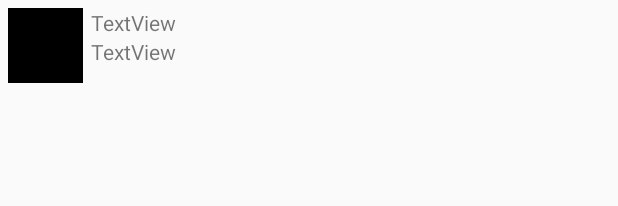
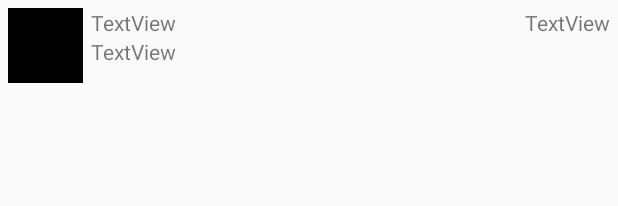
Before and after one commit to amyhuyen98/MySimpleTweets, an Android app: the layout item_tweet.xml on its own in the app's theme, with its tools: preview values and no code run, on a phone screen of 412 x 824 dp. Shown: the top 206 px of the screen. Run offline under Robolectric (Android 15) with nearby library versions, the phone set to English and light mode, and no system bars.

Commit message:
Updated app to include the relative time of the tweet on the timeline

```diff
--- a/app/src/main/java/com/codepath/apps/restclienttemplate/TweetAdapter.java
+++ b/app/src/main/java/com/codepath/apps/restclienttemplate/TweetAdapter.java
@@ -29,6 +29,7 @@ public class TweetAdapter extends RecyclerView.Adapter<TweetAdapter.ViewHolder>{
         context = parent.getContext();
         LayoutInflater inflater = LayoutInflater.from(context);
 
+        // remember: the inflater creates the view in memory
         View tweetView = inflater.inflate(R.layout.item_tweet, parent, false);
         ViewHolder viewHolder = new ViewHolder(tweetView);
         return viewHolder;
@@ -42,6 +43,7 @@ public class TweetAdapter extends RecyclerView.Adapter<TweetAdapter.ViewHolder>{
         // populate the views according to this data
         holder.tvUsername.setText(tweet.user.name);
         holder.tvBody.setText(tweet.body);
+        holder.tvRelativeDate.setText(tweet.relativeDate);
 
         GlideApp.with(context)
                 .load(tweet.user.profileImageUrl)
@@ -57,6 +59,7 @@ public class TweetAdapter extends RecyclerView.Adapter<TweetAdapter.ViewHolder>{
         public ImageView ivProfileImage;
         public TextView tvUsername;
         public TextView tvBody;
+        public TextView tvRelativeDate;
 
         public ViewHolder(View itemView){
             super (itemView);
@@ -65,6 +68,7 @@ public class TweetAdapter extends RecyclerView.Adapter<TweetAdapter.ViewHolder>{
             ivProfileImage = (ImageView) itemView.findViewById(R.id.ivProfileImage);
             tvUsername = (TextView) itemView.findViewById(R.id.tvUserName);
             tvBody = (TextView) itemView.findViewById(R.id.tvBody);
+            tvRelativeDate = (TextView) itemView.findViewById(R.id.tvRelativeDate);
         }
     }
 }
--- a/app/src/main/res/layout/item_tweet.xml
+++ b/app/src/main/res/layout/item_tweet.xml
@@ -29,4 +29,13 @@
         android:layout_marginLeft="5dp"
         android:layout_toEndOf="@id/ivProfileImage"
         android:text="TextView" />
+
+    <TextView
+        android:id="@+id/tvRelativeDate"
+        android:layout_width="wrap_content"
+        android:layout_height="wrap_content"
+        android:layout_alignParentEnd="true"
+        android:layout_alignParentTop="true"
+        android:layout_alignBottom="@id/tvUserName"
+        android:text="TextView" />
 </RelativeLayout>
```
Also changed, not shown: app/src/main/java/com/codepath/apps/restclienttemplate/Tweet.java (+29 -0 lines).
